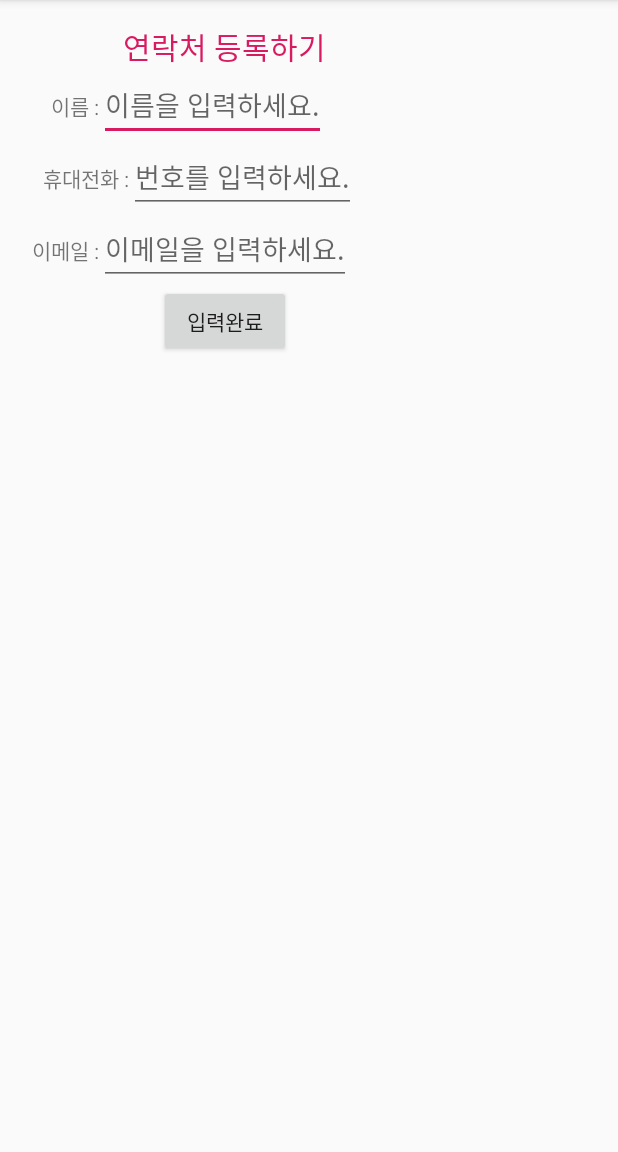
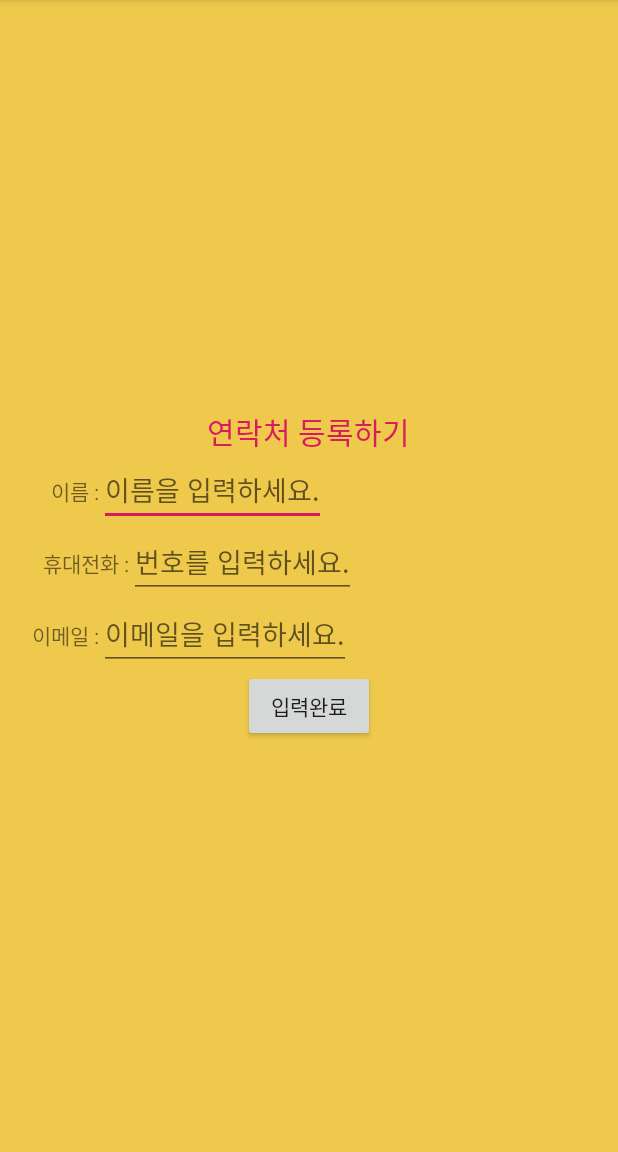
Before and after one commit to sejongk/WeatherAlarm, an Android app: the PlusPerson screen opened directly, with no data from a screen before it, on a phone screen of 412 x 824 dp, the part 84-1236 px from its top. Run offline under Robolectric (Android 15) with nearby library versions, the phone set to English and light mode, and no system bars.

Commit message:
alarm service - alpha3-2

```diff
--- a/app/src/main/res/layout/activity_main.xml
+++ b/app/src/main/res/layout/activity_main.xml
@@ -11,7 +11,8 @@
     <android.support.design.widget.TabLayout
         android:id="@+id/tabs"
         android:layout_width="match_parent"
-        android:layout_height="wrap_content" />
+        android:layout_height="wrap_content"
+        android:background="#7FB2F0"/>
 
     <android.support.v4.view.ViewPager
         android:id="@+id/viewpager"
--- a/app/src/main/res/layout/activity_person_info.xml
+++ b/app/src/main/res/layout/activity_person_info.xml
@@ -4,6 +4,7 @@
     xmlns:tools="http://schemas.android.com/tools"
     android:layout_width="match_parent"
     android:layout_height="match_parent"
+    android:background="#EFC94C"
     tools:context=".PersonInfo">
 
     <android.support.design.widget.AppBarLayout
--- a/app/src/main/res/layout/activity_plus_person.xml
+++ b/app/src/main/res/layout/activity_plus_person.xml
@@ -6,8 +6,9 @@
         android:orientation="vertical"
         android:gravity="center"
         android:padding="16dp"
-        android:layout_width="300dp"
-        android:layout_height="wrap_content"
+        android:layout_width="match_parent"
+        android:layout_height="match_parent"
+        android:background="#EFC94C"
         tools:context=".PlusPerson">
 
         <TextView
--- a/app/src/main/res/layout/fragment_main.xml
+++ b/app/src/main/res/layout/fragment_main.xml
@@ -4,6 +4,7 @@
     android:id="@+id/activity_main"
     android:layout_width="match_parent"
     android:layout_height="match_parent"
+    android:background="#00ff0000"
     tools:context="test.helloworld22.MainActivity">
 
 
```
Also changed, not shown: app/src/main/res/layout/list_voca_row.xml (+9 -4 lines).
